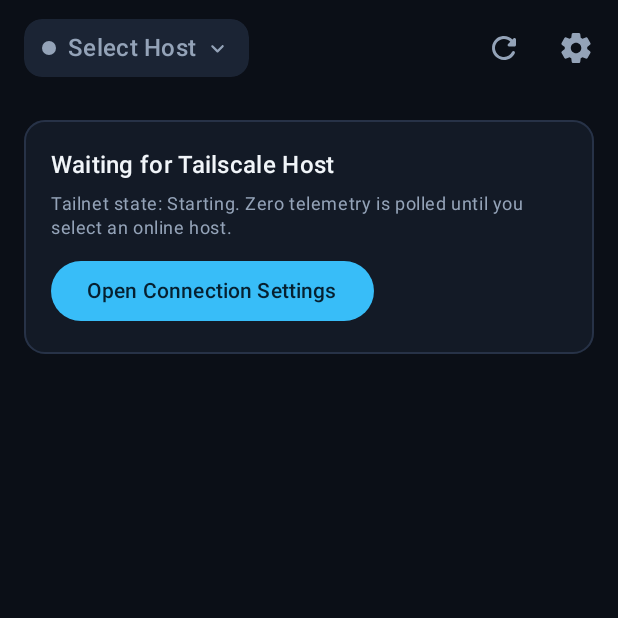
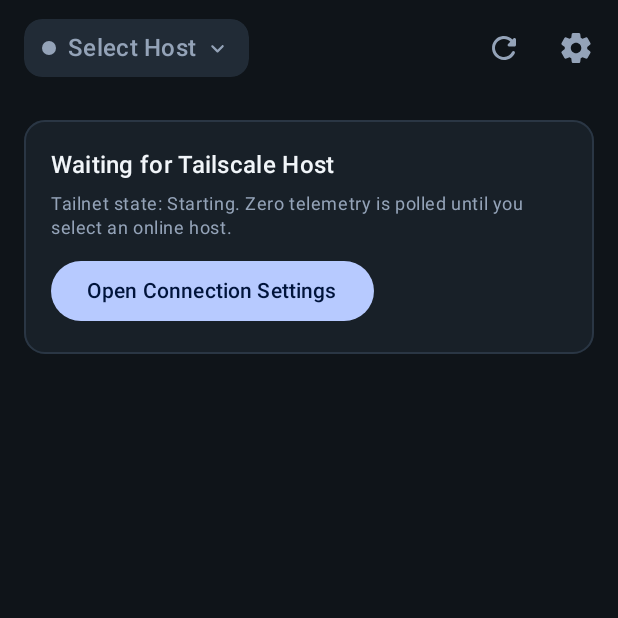
Before and after one commit to HaixueNiyi/NullWake, an Android app built with Jetpack Compose: the screen it shows after launch (MainActivity), on a phone screen of 412 x 824 dp, the top half of it. Run offline under Robolectric (Android 15) with nearby library versions, the phone set to English and light mode, and no system bars; 3 statements that could not run were skipped.

Commit message:
feat(v1.2): refine Android M3 telemetry UI with tnum/arm64 and add GitHub Actions CI

```diff
--- a/android/app/src/main/java/io/nullwake/app/ui/theme/Theme.kt
+++ b/android/app/src/main/java/io/nullwake/app/ui/theme/Theme.kt
@@ -1,37 +1,46 @@
 package io.nullwake.app.ui.theme
 
+import android.os.Build
 import androidx.compose.material3.MaterialTheme
 import androidx.compose.material3.darkColorScheme
+import androidx.compose.material3.dynamicDarkColorScheme
+import androidx.compose.material3.dynamicLightColorScheme
+import androidx.compose.material3.lightColorScheme
 import androidx.compose.runtime.Composable
 import androidx.compose.ui.graphics.Color
+import androidx.compose.ui.platform.LocalContext
 
 object NullWakeColors {
-    val Background = Color(0xFF0B0F17)
-    val Surface = Color(0xFF131A26)
-    val SurfaceVariant = Color(0xFF1B2434)
-    val Border = Color(0xFF273247)
+    val Background = Color(0xFF0F1419)     // Deep slate
+    val Surface = Color(0xFF182028)        // Elevated card surface
+    val SurfaceVariant = Color(0xFF212B36) // Subtle elevated surface
+    val Border = Color(0xFF2A3644)         // Subtle 1dp outline border
     val TextPrimary = Color(0xFFF1F5F9)
     val TextSecondary = Color(0xFF94A3B8)
 
-    val CpuAccent = Color(0xFF38BDF8)      // Sky cyan
-    val RamAccent = Color(0xFFA78BFA)      // Violet
-    val NetRxAccent = Color(0xFF34D399)    // Emerald
-    val NetTxAccent = Color(0xFFFBBF24)    // Amber
-    val GpuAmdAccent = Color(0xFFF87171)   // Coral red
-    val GpuIntelAccent = Color(0xFF60A5FA) // Intel blue
+    // Distinct semantic telemetry chart colors
+    val CpuAccent = Color(0xFF22D3EE)      // Cyan
+    val RamAccent = Color(0xFF34D399)      // Emerald
+    val GpuAccent = Color(0xFFFBBF24)      // Amber
+    val NetAccent = Color(0xFFA78BFA)      // Violet
+    val NetRxAccent = NetAccent
+    val NetTxAccent = Color(0xFFC084FC)    // Light Violet
+
+    val GpuAmdAccent = GpuAccent
+    val GpuIntelAccent = GpuAccent
 
     val OnlineGreen = Color(0xFF22C55E)
     val DegradedAmber = Color(0xFFF59E0B)
     val StoppedRed = Color(0xFFEF4444)
-    val P2PBlue = Color(0xFF38BDF8)
-    val DerpPurple = Color(0xFFC084FC)
+    val P2PBlue = Color(0xFF22D3EE)
+    val DerpPurple = Color(0xFFA78BFA)
 }
 
 private val NullWakeDarkScheme = darkColorScheme(
     primary = NullWakeColors.CpuAccent,
-    onPrimary = Color(0xFF062030),
+    onPrimary = Color(0xFF062028),
     secondary = NullWakeColors.RamAccent,
-    tertiary = NullWakeColors.NetRxAccent,
+    tertiary = NullWakeColors.NetAccent,
     background = NullWakeColors.Background,
     onBackground = NullWakeColors.TextPrimary,
     surface = NullWakeColors.Surface,
@@ -41,10 +50,41 @@ private val NullWakeDarkScheme = darkColorScheme(
     outline = NullWakeColors.Border,
 )
 
+private val NullWakeLightScheme = lightColorScheme(
+    primary = Color(0xFF0891B2),
+    secondary = Color(0xFF059669),
+    tertiary = Color(0xFF7C3AED),
+)
+
 @Composable
-fun NullWakeTheme(content: @Composable () -> Unit) {
+fun NullWakeTheme(
+    darkTheme: Boolean = true,
+    dynamicColor: Boolean = true,
+    content: @Composable () -> Unit,
+) {
+    val context = LocalContext.current
+    val colorScheme = when {
+        dynamicColor && Build.VERSION.SDK_INT >= Build.VERSION_CODES.S -> {
+            if (darkTheme) {
+                dynamicDarkColorScheme(context).copy(
+                    background = NullWakeColors.Background,
+                    onBackground = NullWakeColors.TextPrimary,
+                    surface = NullWakeColors.Surface,
+                    onSurface = NullWakeColors.TextPrimary,
+                    surfaceVariant = NullWakeColors.SurfaceVariant,
+                    onSurfaceVariant = NullWakeColors.TextSecondary,
+                    outline = NullWakeColors.Border,
+                )
+            } else {
+                dynamicLightColorScheme(context)
+            }
+        }
+        darkTheme -> NullWakeDarkScheme
+        else -> NullWakeLightScheme
+    }
+
     MaterialTheme(
-        colorScheme = NullWakeDarkScheme,
+        colorScheme = colorScheme,
         content = content,
     )
 }
--- a/android/app/src/main/res/drawable/ic_launcher_background.xml
+++ b/android/app/src/main/res/drawable/ic_launcher_background.xml
@@ -5,6 +5,6 @@
     android:viewportWidth="108"
     android:viewportHeight="108">
     <path
-        android:fillColor="#0B0F17"
+        android:fillColor="#0F1419"
         android:pathData="M0,0h108v108h-108z" />
 </vector>
--- a/android/app/src/main/res/values/themes.xml
+++ b/android/app/src/main/res/values/themes.xml
@@ -1,8 +1,8 @@
 <?xml version="1.0" encoding="utf-8"?>
 <resources>
     <style name="Theme.NullWake" parent="android:Theme.DeviceDefault.NoActionBar">
-        <item name="android:windowBackground">#0B0F17</item>
-        <item name="android:statusBarColor">#0B0F17</item>
-        <item name="android:navigationBarColor">#0B0F17</item>
+        <item name="android:windowBackground">#0F1419</item>
+        <item name="android:statusBarColor">#0F1419</item>
+        <item name="android:navigationBarColor">#0F1419</item>
     </style>
 </resources>
```
Also changed, not shown: android/app/build.gradle.kts (+7 -2 lines), android/app/src/main/java/io/nullwake/app/ui/components/ServiceCardsSection.kt (+9 -3 lines), android/app/src/main/java/io/nullwake/app/ui/components/SparklineCanvas.kt (+25 -16 lines), android/app/src/main/java/io/nullwake/app/ui/screens/DashboardScreen.kt (+14 -10 lines), 3 other files.
